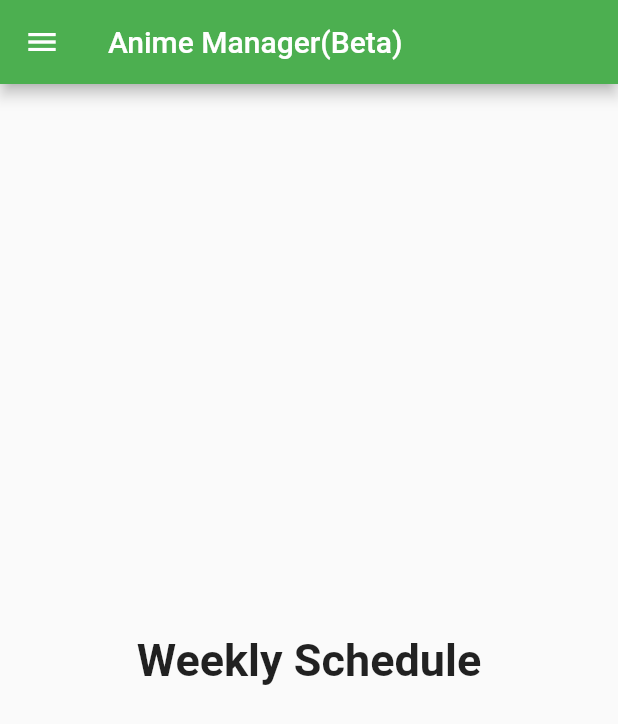
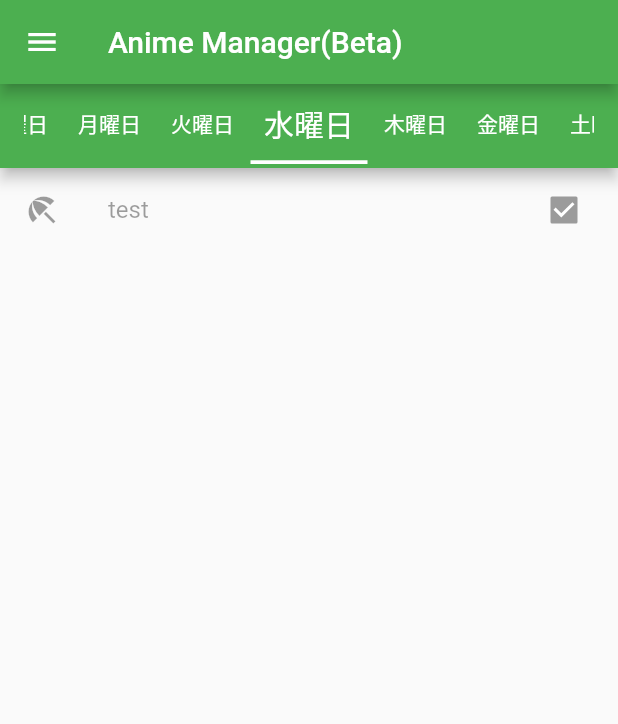
Before and after one commit to wakabayashiryo/anime_manage_app, a Flutter app: the screen it shows after launch, on a phone screen of 412 x 824 dp. Shown: the top 724 px of the screen. Run offline on Flutter 3.47's test engine with Material 2 defaults, Android fonts, the phone set to English and light mode, and no system bars.

Commit message:
added Program checklist page

```diff
--- a/anime_manage_app/lib/main.dart
+++ b/anime_manage_app/lib/main.dart
@@ -1,15 +1,14 @@
 import 'package:flutter/material.dart';
-import 'dart:developer';
 import 'history.dart';
 import 'favorites.dart';
-import 'weekly_schedule.dart';
+import 'program_checklist.dart';
 import 'setting.dart';
 
 void main() => runApp(MyApp());
 
 class MyApp extends StatelessWidget {
   final Map<String, Widget> _pagesList = {
-    'schedule': Schedule(),
+    'Program Checklist': ProgramChecklists(),
     'favorites': Favorites(),
     'history': ViewdHistory(),
     'Setting': Setting()
@@ -43,7 +42,7 @@ class _MyHomePageState extends State<MyHomePage> {
   @override
   void initState() {
     // TODO: implement initState
-    _showPage = widget.pages['schedule'];
+    _showPage = widget.pages['Program Checklist'];
     for (var key in widget.pages.keys) _pageKeyList.add(key);
     super.initState();
   }
--- /dev/null
+++ b/anime_manage_app/lib/program_checklist.dart
@@ -0,0 +1,92 @@
+import 'package:flutter/gestures.dart';
+import 'package:flutter/material.dart';
+
+class ProgramChecklists extends StatefulWidget {
+  @override
+  _ProgramChecklistsState createState() => _ProgramChecklistsState();
+}
+
+class _ProgramChecklistsState extends State<ProgramChecklists> {
+  @override
+  Widget build(BuildContext context) {
+    return DefaultTabController(
+        initialIndex: 3,
+        length: 7,
+        child: Scaffold(
+          appBar: AppBar(
+            centerTitle: true,
+            // backgroundColor: Colors.gree,
+            title: TabBar(
+              dragStartBehavior: DragStartBehavior.down,
+              indicatorColor: Colors.white,
+              indicatorSize: TabBarIndicatorSize.tab,
+              indicatorWeight: 2.5,
+              indicatorPadding: EdgeInsets.all(1),
+              isScrollable: true,
+              labelColor: Colors.white,
+              labelPadding: EdgeInsets.all(10),
+              labelStyle: TextStyle(fontSize: 20.0),
+              unselectedLabelColor: Colors.white,
+              unselectedLabelStyle: TextStyle(fontSize: 14.0),
+
+              tabs: [
+                Text(('日曜日')),
+                Text(('月曜日')),
+                Text(('火曜日')),
+                Text(('水曜日')),
+                Text(('木曜日')),
+                Text(('金曜日')),
+                Text(('土曜日')),
+              ],
+            ),
+          ),
+          body: TabBarView(
+            children: [
+              CheckboxListTile(
+                  title: Text('test'),
+                  secondary: Icon(Icons.beach_access),
+                  onChanged: null,
+                  value: true,
+              ),
+              CheckboxListTile(
+                title: Text('test'),
+                secondary: Icon(Icons.beach_access),
+                onChanged: null,
+                value: true,
+              ),
+              CheckboxListTile(
+                title: Text('test'),
+                secondary: Icon(Icons.beach_access),
+                onChanged: null,
+                value: true,
+              ),
+              CheckboxListTile(
+                title: Text('test'),
+                secondary: Icon(Icons.beach_access),
+                onChanged: null,
+                value: true,
+              ),
+              CheckboxListTile(
+                title: Text('test'),
+                secondary: Icon(Icons.beach_access),
+                onChanged: null,
+                value: true,
+              ),
+              CheckboxListTile(
+                title: Text('test'),
+                secondary: Icon(Icons.beach_access),
+                onChanged: null,
+                value: true,
+              ),
+              CheckboxListTile(
+                title: Text('test'),
+                secondary: Icon(Icons.beach_access),
+                onChanged: null,
+                value: true,
+              ),
+            ],
+          ),
+        )
+    );
+  }
+}
--- a/anime_manage_app/lib/weekly_schedule.dart
+++ /dev/null
@@ -1,14 +0,0 @@
-import 'package:flutter/material.dart';
-
-class Schedule extends StatelessWidget {
-  @override
-  Widget build(BuildContext context) {
-    return Center(
-      child: Text(
-        'Weekly Schedule',
-        textAlign: TextAlign.center,
-        style: TextStyle(fontSize: 30, fontWeight: FontWeight.bold),
-      ),
-    );
-  }
-}
```
